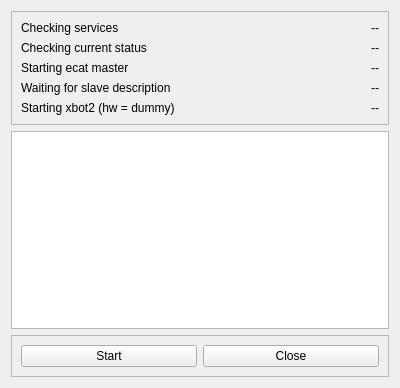
Above: src/joint_state_gui/bringup.ui from ADVRHumanoids/robot_monitoring before the change. Below: the same form after it.
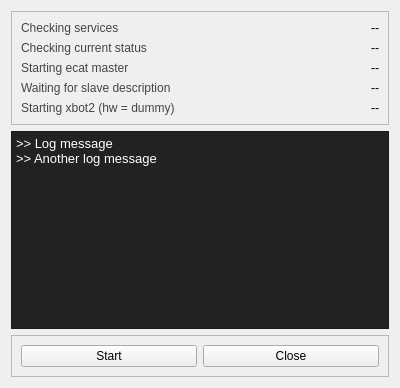
That is the form after the change.

```diff
--- a/src/joint_state_gui/bringup.ui
+++ b/src/joint_state_gui/bringup.ui
@@ -25,6 +25,9 @@
      <layout class="QFormLayout" name="formLayout">
       <item row="0" column="0">
        <widget class="QLabel" name="servicesLabel">
+        <property name="styleSheet">
+         <string notr="true">color: #444444;</string>
+        </property>
         <property name="text">
          <string>Checking services</string>
         </property>
@@ -42,6 +45,9 @@
       </item>
       <item row="1" column="0">
        <widget class="QLabel" name="checkLabel">
+        <property name="styleSheet">
+         <string notr="true">color: #444444;</string>
+        </property>
         <property name="text">
          <string>Checking current status</string>
         </property>
@@ -59,6 +65,10 @@
       </item>
       <item row="2" column="0">
        <widget class="QLabel" name="ecatLabel">
+        <property name="styleSheet">
+         <string notr="true">color: #444444;
+</string>
+        </property>
         <property name="text">
          <string>Starting ecat master</string>
         </property>
@@ -76,6 +86,9 @@
       </item>
       <item row="3" column="0">
        <widget class="QLabel" name="slaveLabel">
+        <property name="styleSheet">
+         <string notr="true">color: #444444;</string>
+        </property>
         <property name="text">
          <string>Waiting for slave description</string>
         </property>
@@ -93,6 +106,9 @@
       </item>
       <item row="4" column="0">
        <widget class="QLabel" name="xbot2Label">
+        <property name="styleSheet">
+         <string notr="true">color: #444444;</string>
+        </property>
         <property name="text">
          <string>Starting xbot2 (hw = dummy)</string>
         </property>
@@ -113,6 +129,19 @@
    </item>
    <item>
     <widget class="QTextEdit" name="textEdit">
+     <property name="styleSheet">
+      <string notr="true">background-color: #222222;
+color: white;
+font: 10pt &quot;Ubuntu Mono&quot;;</string>
+     </property>
+     <property name="html">
+      <string>&lt;!DOCTYPE HTML PUBLIC &quot;-//W3C//DTD HTML 4.0//EN&quot; &quot;http://www.w3.org/TR/REC-html40/strict.dtd&quot;&gt;
+&lt;html&gt;&lt;head&gt;&lt;meta name=&quot;qrichtext&quot; content=&quot;1&quot; /&gt;&lt;style type=&quot;text/css&quot;&gt;
+p, li { white-space: pre-wrap; }
+&lt;/style&gt;&lt;/head&gt;&lt;body style=&quot; font-family:'Ubuntu Mono'; font-size:10pt; font-weight:400; font-style:normal;&quot;&gt;
+&lt;p style=&quot; margin-top:0px; margin-bottom:0px; margin-left:0px; margin-right:0px; -qt-block-indent:0; text-indent:0px;&quot;&gt;&amp;gt;&amp;gt; Log message&lt;/p&gt;
+&lt;p style=&quot; margin-top:0px; margin-bottom:0px; margin-left:0px; margin-right:0px; -qt-block-indent:0; text-indent:0px;&quot;&gt;&amp;gt;&amp;gt; Another log message&lt;/p&gt;&lt;/body&gt;&lt;/html&gt;</string>
+     </property>
      <property name="textInteractionFlags">
       <set>Qt::TextSelectableByKeyboard|Qt::TextSelectableByMouse</set>
      </property>
```
